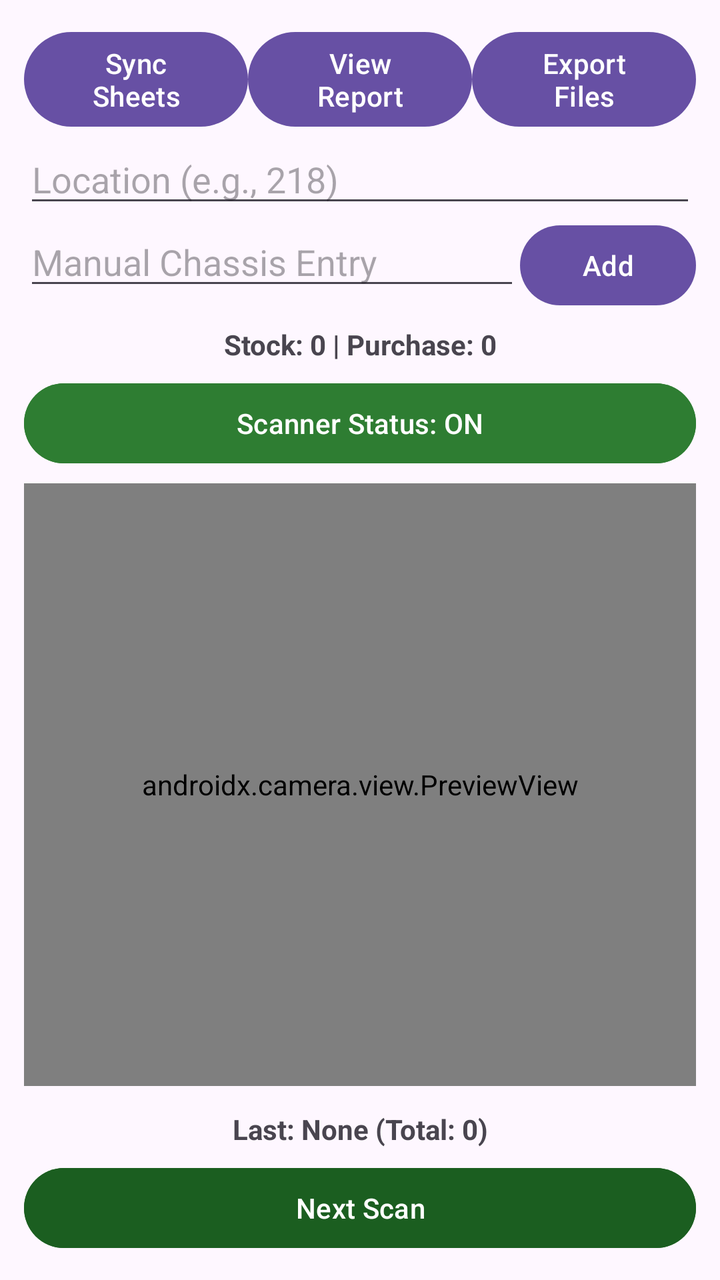
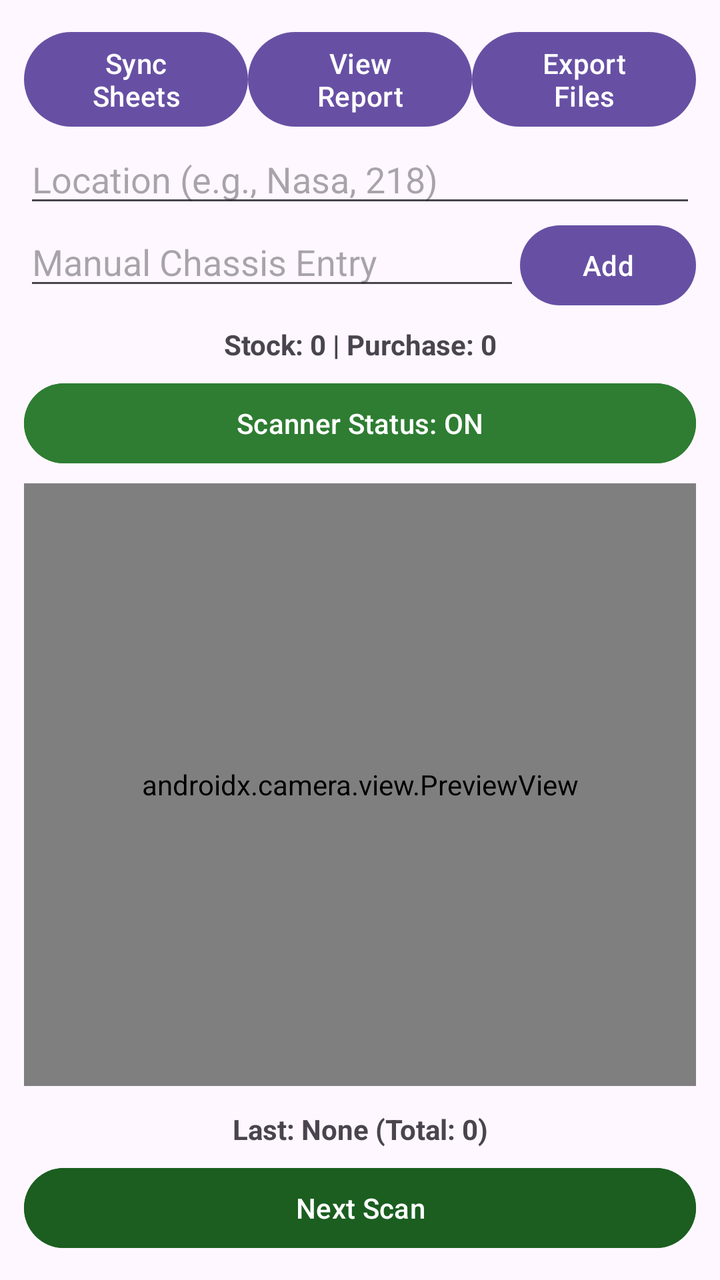

Two renders of the same Android screen: before a commit and after it. Below are the layout's source before the change and the commit's diff.
<!-- AndroidManifest.xml: application theme Theme.MyApplication -->
<!-- res/layout/activity_main.xml -->
<?xml version="1.0" encoding="utf-8"?>
<LinearLayout xmlns:android="http://schemas.android.com/apk/res/android"
    android:layout_width="match_parent"
    android:layout_height="match_parent"
    android:orientation="vertical"
    android:padding="12dp">

    
    <LinearLayout
        android:layout_width="match_parent"
        android:layout_height="wrap_content"
        android:orientation="horizontal"
        android:weightSum="3">

        <Button
            android:id="@+id/btnSyncSheets"
            android:layout_width="0dp"
            android:layout_height="wrap_content"
            android:layout_weight="1"
            android:text="Sync Sheets" />

        <Button
            android:id="@+id/btnViewReport"
            android:layout_width="0dp"
            android:layout_height="wrap_content"
            android:layout_weight="1"
            android:text="View Report" />

        <Button
            android:id="@+id/btnExportFiles"
            android:layout_width="0dp"
            android:layout_height="wrap_content"
            android:layout_weight="1"
            android:text="Export Files" />
    </LinearLayout>

    
    <EditText
        android:id="@+id/etLocation"
        android:layout_width="match_parent"
        android:layout_height="wrap_content"
        android:hint="Location (e.g., 218)"
        android:inputType="number" />

    
    <LinearLayout
        android:layout_width="match_parent"
        android:layout_height="wrap_content"
        android:orientation="horizontal">

        <AutoCompleteTextView
            android:id="@+id/etManualChassis"
            android:layout_width="0dp"
            android:layout_height="wrap_content"
            android:layout_weight="1"
            android:completionThreshold="1"
            android:hint="Manual Chassis Entry"
            android:inputType="textCapCharacters" />

        <Button
            android:id="@+id/btnAddManual"
            android:layout_width="wrap_content"
            android:layout_height="wrap_content"
            android:text="Add" />
    </LinearLayout>

    
    <TextView
        android:id="@+id/tvStockCount"
        android:layout_width="match_parent"
        android:layout_height="wrap_content"
        android:gravity="center"
        android:padding="6dp"
        android:text="Stock: 0 | Purchase: 0"
        android:textStyle="bold" />

    
    <Button
        android:id="@+id/btnScannerStatus"
        android:layout_width="match_parent"
        android:layout_height="wrap_content"
        android:backgroundTint="#2E7D32"
        android:text="Scanner Status: ON"
        android:textColor="@android:color/white" />

    
    <androidx.camera.view.PreviewView
        android:id="@+id/previewView"
        android:layout_width="match_parent"
        android:layout_height="0dp"
        android:layout_weight="1"
        android:layout_marginVertical="6dp" />

    
    <TextView
        android:id="@+id/tvLastScanned"
        android:layout_width="match_parent"
        android:layout_height="wrap_content"
        android:gravity="center"
        android:padding="6dp"
        android:text="Last: None (Total: 0)"
        android:textSize="14sp"
        android:textStyle="bold" />

    
    <Button
        android:id="@+id/btnNextScan"
        android:layout_width="match_parent"
        android:layout_height="wrap_content"
        android:backgroundTint="#1B5E20"
        android:text="Next Scan"
        android:textColor="@android:color/white" />

</LinearLayout>
<!-- resources referenced by this layout -->
<resources>
  <style name="Theme.MyApplication" parent="Base.Theme.MyApplication" />
  <style name="Base.Theme.MyApplication" parent="Theme.Material3.DayNight.NoActionBar">
          
          
      </style>
</resources>

<!-- the commit's change to res/layout/activity_main.xml (unified diff, before → after) -->
@@ -35,12 +35,13 @@
     </LinearLayout>
 
     
-    <EditText
+    <AutoCompleteTextView
         android:id="@+id/etLocation"
         android:layout_width="match_parent"
         android:layout_height="wrap_content"
-        android:hint="Location (e.g., 218)"
-        android:inputType="number" />
+        android:hint="Location (e.g., Nasa, 218)"
+        android:completionThreshold="1"
+        android:inputType="text" />
 
     
     <LinearLayout
